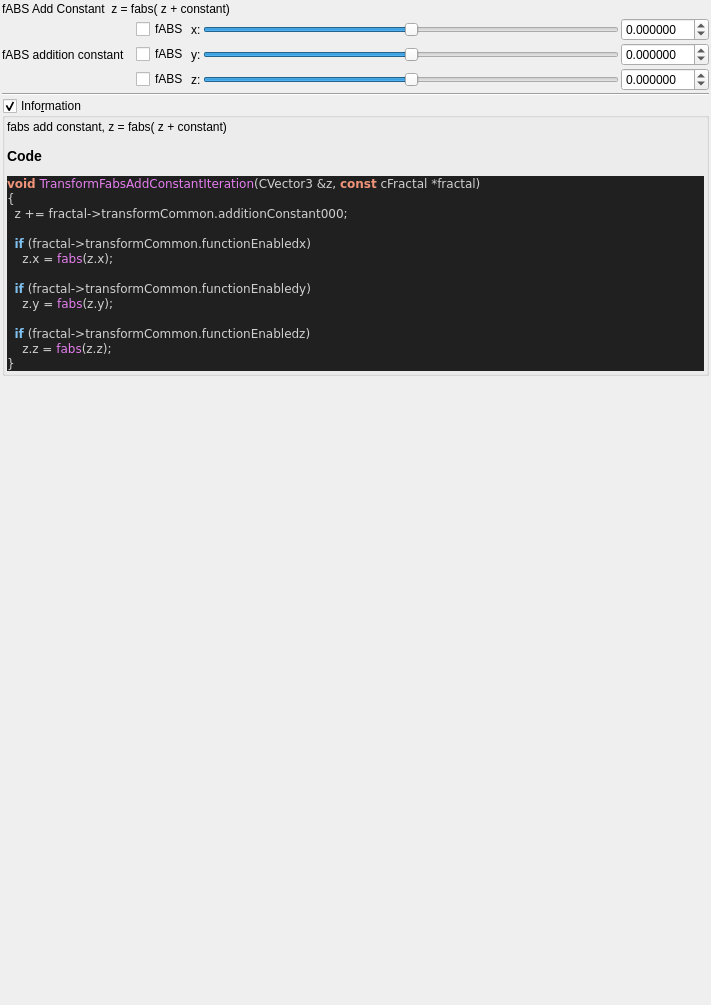
Old version of the form mandelbulber2/qt_data/fractal_transf_fabs_add_constant.ui in the repository buddhi1980/mandelbulber2.
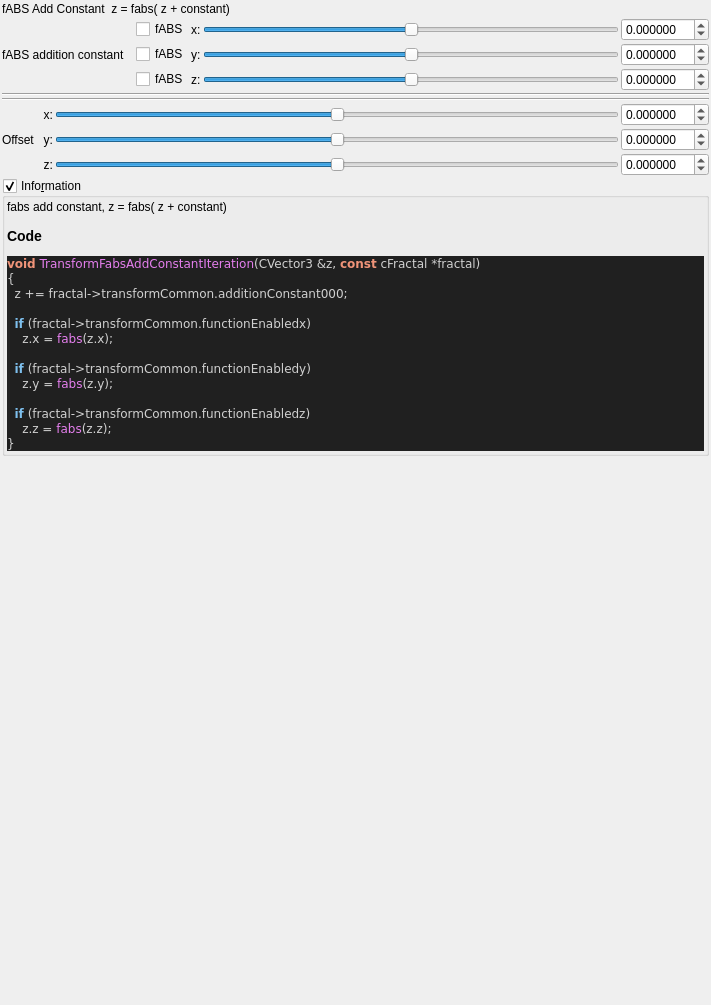
New version of the form. Custom widgets are drawn as their Qt base class.

Commit message: Update transf-fabs-add-constant

The edit to the form file:
```diff
--- a/mandelbulber2/qt_data/fractal_transf_fabs_add_constant.ui
+++ b/mandelbulber2/qt_data/fractal_transf_fabs_add_constant.ui
@@ -246,6 +246,225 @@
      </property>
     </widget>
    </item>
+   <item>
+    <layout class="QGridLayout" name="gridLayout_63">
+     <property name="spacing">
+      <number>2</number>
+     </property>
+     <item row="3" column="1">
+      <widget class="QLabel" name="label_125">
+       <property name="sizePolicy">
+        <sizepolicy hsizetype="Preferred" vsizetype="Preferred">
+         <horstretch>0</horstretch>
+         <verstretch>0</verstretch>
+        </sizepolicy>
+       </property>
+       <property name="text">
+        <string>z:</string>
+       </property>
+       <property name="alignment">
+        <set>Qt::AlignRight|Qt::AlignTrailing|Qt::AlignVCenter</set>
+       </property>
+      </widget>
+     </item>
+     <item row="2" column="3">
+      <widget class="MyDoubleSpinBox" name="spinbox3_transf_offsetA_000_y">
+       <property name="sizePolicy">
+        <sizepolicy hsizetype="Minimum" vsizetype="Maximum">
+         <horstretch>0</horstretch>
+         <verstretch>0</verstretch>
+        </sizepolicy>
+       </property>
+       <property name="prefix">
+        <string/>
+       </property>
+       <property name="suffix">
+        <string/>
+       </property>
+       <property name="decimals">
+        <number>6</number>
+       </property>
+       <property name="minimum">
+        <double>-99.989999999999995</double>
+       </property>
+       <property name="maximum">
+        <double>99.989999999999995</double>
+       </property>
+       <property name="singleStep">
+        <double>0.100000000000000</double>
+       </property>
+      </widget>
+     </item>
+     <item row="0" column="0" colspan="4">
+      <widget class="Line" name="line_53">
+       <property name="orientation">
+        <enum>Qt::Horizontal</enum>
+       </property>
+      </widget>
+     </item>
+     <item row="2" column="2">
+      <widget class="QSlider" name="slider3_transf_offsetA_000_y">
+       <property name="sizePolicy">
+        <sizepolicy hsizetype="Expanding" vsizetype="Maximum">
+         <horstretch>0</horstretch>
+         <verstretch>0</verstretch>
+        </sizepolicy>
+       </property>
+       <property name="minimum">
+        <number>-5000000</number>
+       </property>
+       <property name="maximum">
+        <number>5000000</number>
+       </property>
+       <property name="singleStep">
+        <number>1</number>
+       </property>
+       <property name="orientation">
+        <enum>Qt::Horizontal</enum>
+       </property>
+      </widget>
+     </item>
+     <item row="3" column="3">
+      <widget class="MyDoubleSpinBox" name="spinbox3_transf_offsetA_000_z">
+       <property name="sizePolicy">
+        <sizepolicy hsizetype="Minimum" vsizetype="Maximum">
+         <horstretch>0</horstretch>
+         <verstretch>0</verstretch>
+        </sizepolicy>
+       </property>
+       <property name="prefix">
+        <string/>
+       </property>
+       <property name="suffix">
+        <string/>
+       </property>
+       <property name="decimals">
+        <number>6</number>
+       </property>
+       <property name="minimum">
+        <double>-99.989999999999995</double>
+       </property>
+       <property name="maximum">
+        <double>99.989999999999995</double>
+       </property>
+       <property name="singleStep">
+        <double>0.100000000000000</double>
+       </property>
+      </widget>
+     </item>
+     <item row="1" column="2">
+      <widget class="QSlider" name="slider3_transf_offsetA_000_x">
+       <property name="sizePolicy">
+        <sizepolicy hsizetype="Preferred" vsizetype="Preferred">
+         <horstretch>0</horstretch>
+         <verstretch>0</verstretch>
+        </sizepolicy>
+       </property>
+       <property name="minimum">
+        <number>-5000000</number>
+       </property>
+       <property name="maximum">
+        <number>5000000</number>
+       </property>
+       <property name="singleStep">
+        <number>1</number>
+       </property>
+       <property name="orientation">
+        <enum>Qt::Horizontal</enum>
+       </property>
+      </widget>
+     </item>
+     <item row="3" column="2">
+      <widget class="QSlider" name="slider3_transf_offsetA_000_z">
+       <property name="sizePolicy">
+        <sizepolicy hsizetype="Expanding" vsizetype="Maximum">
+         <horstretch>0</horstretch>
+         <verstretch>0</verstretch>
+        </sizepolicy>
+       </property>
+       <property name="minimum">
+        <number>-5000000</number>
+       </property>
+       <property name="maximum">
+        <number>5000000</number>
+       </property>
+       <property name="singleStep">
+        <number>1</number>
+       </property>
+       <property name="orientation">
+        <enum>Qt::Horizontal</enum>
+       </property>
+      </widget>
+     </item>
+     <item row="2" column="0">
+      <widget class="QLabel" name="label_259">
+       <property name="text">
+        <string>Offset  </string>
+       </property>
+      </widget>
+     </item>
+     <item row="1" column="1">
+      <widget class="QLabel" name="label_118">
+       <property name="sizePolicy">
+        <sizepolicy hsizetype="Preferred" vsizetype="Preferred">
+         <horstretch>0</horstretch>
+         <verstretch>0</verstretch>
+        </sizepolicy>
+       </property>
+       <property name="text">
+        <string>x:</string>
+       </property>
+       <property name="alignment">
+        <set>Qt::AlignRight|Qt::AlignTrailing|Qt::AlignVCenter</set>
+       </property>
+      </widget>
+     </item>
+     <item row="2" column="1">
+      <widget class="QLabel" name="label_119">
+       <property name="sizePolicy">
+        <sizepolicy hsizetype="Preferred" vsizetype="Preferred">
+         <horstretch>0</horstretch>
+         <verstretch>0</verstretch>
+        </sizepolicy>
+       </property>
+       <property name="text">
+        <string>y:</string>
+       </property>
+       <property name="alignment">
+        <set>Qt::AlignRight|Qt::AlignTrailing|Qt::AlignVCenter</set>
+       </property>
+      </widget>
+     </item>
+     <item row="1" column="3">
+      <widget class="MyDoubleSpinBox" name="spinbox3_transf_offsetA_000_x">
+       <property name="sizePolicy">
+        <sizepolicy hsizetype="Minimum" vsizetype="Maximum">
+         <horstretch>0</horstretch>
+         <verstretch>0</verstretch>
+        </sizepolicy>
+       </property>
+       <property name="prefix">
+        <string/>
+       </property>
+       <property name="suffix">
+        <string/>
+       </property>
+       <property name="decimals">
+        <number>6</number>
+       </property>
+       <property name="minimum">
+        <double>-99.989999999999995</double>
+       </property>
+       <property name="maximum">
+        <double>99.989999999999995</double>
+       </property>
+       <property name="singleStep">
+        <double>0.100000000000000</double>
+       </property>
+      </widget>
+     </item>
+    </layout>
+   </item>
    <item>
     <widget class="MyGroupBox" name="groupCheck_info">
      <property name="title">
```
The commit also changes 2 other files.
